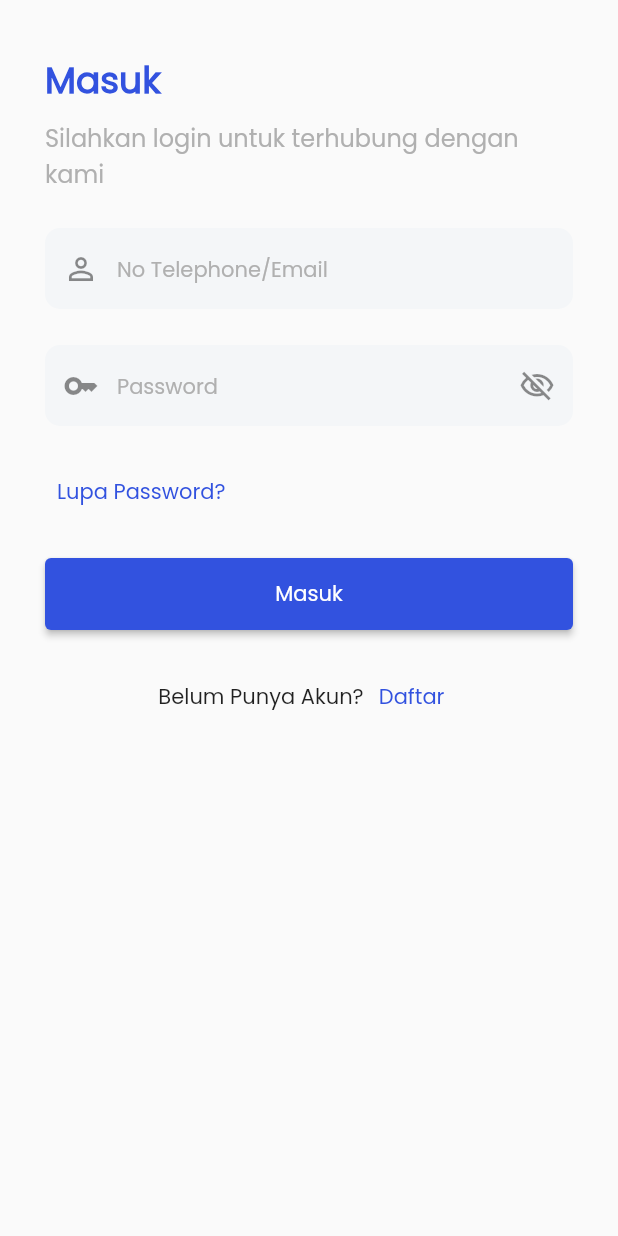
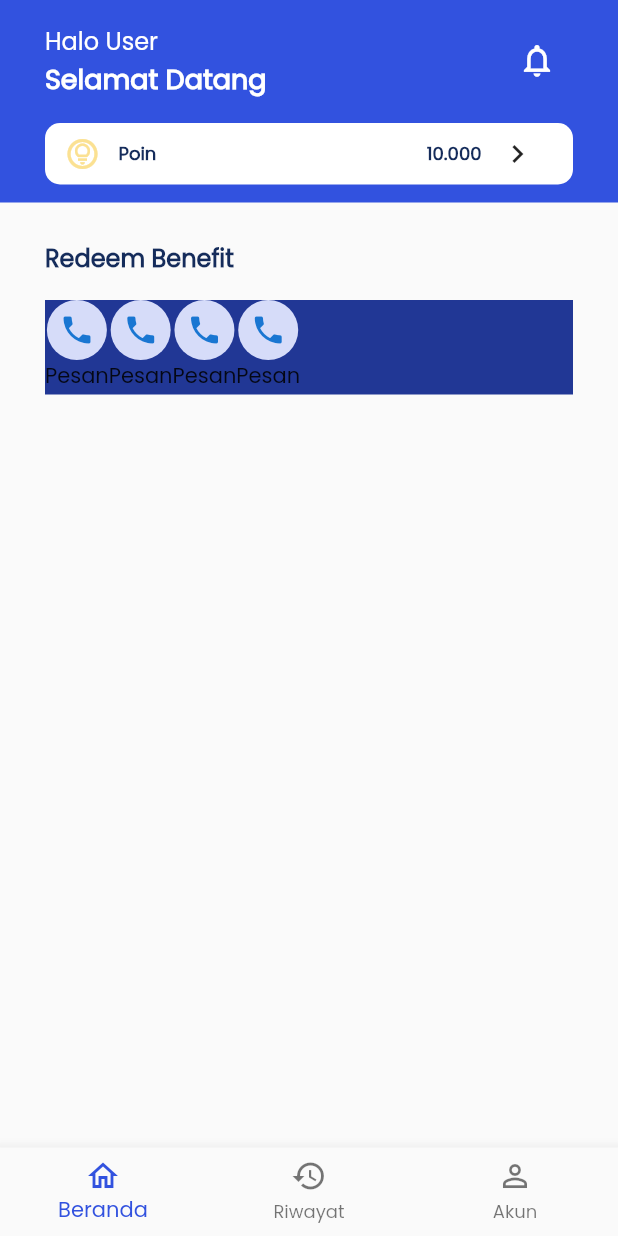
Before and after one commit to kelompok38CapstoneProject/flutter-loyalti-point-agent, a Flutter app: the LoginScreen screen opened directly, after a tap on "Masuk", on a phone screen of 412 x 824 dp. Run offline on Flutter 3.47's test engine with Material 2 defaults, Android fonts, the phone set to English and light mode, and no system bars.

Commit message:
create beranda 30persen

```diff
--- /dev/null
+++ b/flutter_loyalti_point_agent/lib/view/bottombar_screen/akun_screen.dart
@@ -0,0 +1,14 @@
+import 'package:flutter/material.dart';
+
+class AkunScreen extends StatelessWidget {
+  const AkunScreen({Key? key}) : super(key: key);
+
+  @override
+  Widget build(BuildContext context) {
+    return Scaffold(
+      body: SafeArea(
+        child: const Text("AKUN"),
+      ),
+    );
+  }
+}
--- /dev/null
+++ b/flutter_loyalti_point_agent/lib/view/bottombar_screen/beranda_screen.dart
@@ -0,0 +1,148 @@
+import 'package:flutter/material.dart';
+import 'package:flutter_loyalti_point_agent/utils/theme.dart';
+
+class BerandaScreen extends StatelessWidget {
+  const BerandaScreen({Key? key}) : super(key: key);
+
+  @override
+  Widget build(BuildContext context) {
+    return Scaffold(
+      body: SingleChildScrollView(
+        child: Column(
+          children: [
+            Stack(
+              children: [
+                Container(
+                  decoration: const BoxDecoration(color: primary6),
+                  height: 135.0,
+                  width: double.infinity,
+                ),
+                Padding(
+                  padding:
+                      const EdgeInsets.only(left: 30.0, right: 30.0, top: 15.0),
+                  child: Column(
+                    children: [
+                      Row(
+                        mainAxisAlignment: MainAxisAlignment.spaceBetween,
+                        children: [
+                          Column(
+                            crossAxisAlignment: CrossAxisAlignment.start,
+                            children: [
+                              Text(
+                                "Halo User",
+                                style: body2Regular.copyWith(color: white1),
+                              ),
+                              Text(
+                                "Selamat Datang",
+                                style: body1SemiBold.copyWith(color: white1),
+                              ),
+                            ],
+                          ),
+                          IconButton(
+                            onPressed: () {},
+                            icon: const Icon(
+                              Icons.notifications_none_outlined,
+                              size: 26.0,
+                              color: white1,
+                            ),
+                          ),
+                        ],
+                      ),
+                      const SizedBox(height: 16.0),
+                      Container(
+                        width: double.infinity,
+                        height: 41.0,
+                        decoration: BoxDecoration(
+                          borderRadius: BorderRadius.circular(10.0),
+                          color: white1,
+                        ),
+                        child: Padding(
+                          padding: const EdgeInsets.symmetric(horizontal: 13.0),
+                          child: Row(
+                            mainAxisAlignment: MainAxisAlignment.spaceBetween,
+                            children: [
+                              Row(
+                                children: [
+                                  const Icon(
+                                    Icons.lightbulb_circle_outlined,
+                                    color: Color(0XFFFBE192),
+                                  ),
+                                  const SizedBox(width: 12.0),
+                                  Text(
+                                    "Poin",
+                                    style: body4SemiBold.copyWith(
+                                        color: secondary6),
+                                  ),
+                                ],
+                              ),
+                              Row(
+                                children: [
+                                  Text(
+                                    "10.000",
+                                    style: body4SemiBold.copyWith(
+                                        color: secondary6),
+                                  ),
+                                  IconButton(
+                                    onPressed: () {
+                                      // print("A");
+                                    },
+                                    icon: const Icon(
+                                        Icons.chevron_right_outlined),
+                                  ),
+                                ],
+                              )
+                            ],
+                          ),
+                        ),
+                      ),
+                    ],
+                  ),
+                ),
+              ],
+            ),
+            Padding(
+              padding:
+                  const EdgeInsets.only(left: 30.0, right: 30.0, top: 25.0),
+              child: Column(
+                crossAxisAlignment: CrossAxisAlignment.start,
+                children: [
+                  Text(
+                    "Redeem Benefit",
+                    style: body2SemiBold.copyWith(
+                      color: secondary6,
+                    ),
+                  ),
+                  const SizedBox(height: 16.0),
+                  Container(
+                    decoration: BoxDecoration(color: primary8),
+                    width: double.infinity,
+                    height: 63.0,
+                    child: ListView.builder(
+                      shrinkWrap: true,
+                      scrollDirection: Axis.horizontal,
+                      itemCount: 4,
+                      itemBuilder: (context, index) {
+                        return Column(
+                          children: const [
+                            CircleAvatar(
+                              // radius: 63.0,
+                              backgroundColor: primary1,
+                              child: Icon(
+                                Icons.phone,
+                              ),
+                            ),
+                            Text("Pesan"),
+                          ],
+                        );
+                      },
+                    ),
+                  ),
+                ],
+              ),
+            ),
+          ],
+        ),
+      ),
+    );
+  }
+}
--- /dev/null
+++ b/flutter_loyalti_point_agent/lib/view/bottombar_screen/riwayat_screen.dart
@@ -0,0 +1,14 @@
+import 'package:flutter/material.dart';
+
+class RiwayatScreen extends StatelessWidget {
+  const RiwayatScreen({Key? key}) : super(key: key);
+
+  @override
+  Widget build(BuildContext context) {
+    return Scaffold(
+      body: SafeArea(
+        child: const Text("Riwayat"),
+      ),
+    );
+  }
+}
--- /dev/null
+++ b/flutter_loyalti_point_agent/lib/view/home_screen.dart
@@ -0,0 +1,53 @@
+import 'package:flutter/material.dart';
+import 'package:flutter_loyalti_point_agent/utils/theme.dart';
+import 'package:flutter_loyalti_point_agent/view/bottombar_screen/akun_screen.dart';
+import 'package:flutter_loyalti_point_agent/view/bottombar_screen/beranda_screen.dart';
+import 'package:flutter_loyalti_point_agent/view/bottombar_screen/riwayat_screen.dart';
+
+class HomeScreen extends StatefulWidget {
+  const HomeScreen({Key? key}) : super(key: key);
+
+  @override
+  State<HomeScreen> createState() => _HomeScreenState();
+}
+
+class _HomeScreenState extends State<HomeScreen> {
+  final List<Widget> _pages = [
+    const BerandaScreen(),
+    const RiwayatScreen(),
+    const AkunScreen(),
+  ];
+
+  var _currentPage = 0;
+  @override
+  Widget build(BuildContext context) {
+    return Scaffold(
+      body: SafeArea(
+        child: _pages[_currentPage],
+      ),
+      bottomNavigationBar: BottomNavigationBar(
+        items: const [
+          BottomNavigationBarItem(
+            icon: Icon(Icons.home_outlined),
+            label: "Beranda",
+          ),
+          BottomNavigationBarItem(
+            icon: Icon(Icons.history),
+            label: "Riwayat",
+          ),
+          BottomNavigationBarItem(
+            icon: Icon(Icons.person_outline_outlined),
+            label: "Akun",
+          ),
+        ],
+        selectedItemColor: primary6,
+        currentIndex: _currentPage,
+        onTap: (index) {
+          setState(() {
+            _currentPage = index;
+          });
+        },
+      ),
+    );
+  }
+}
--- a/flutter_loyalti_point_agent/lib/view/onboarding_screen.dart
+++ b/flutter_loyalti_point_agent/lib/view/onboarding_screen.dart
@@ -47,8 +47,15 @@ class OnBoardingScreen extends StatelessWidget {
               ),
               height: 48.0,
               child: ElevatedButton(
-                style: ElevatedButton.styleFrom(
-                  primary: primary5,
+                style: ButtonStyle(
+                  backgroundColor: MaterialStateProperty.all<Color>(
+                    primary6,
+                  ),
+                  shape: MaterialStateProperty.all<RoundedRectangleBorder>(
+                    RoundedRectangleBorder(
+                      borderRadius: BorderRadius.circular(10.0),
+                    ),
+                  ),
                 ),
                 onPressed: () {
                   Navigator.push(
--- a/flutter_loyalti_point_agent/lib/view/register_screen/login_screen.dart
+++ b/flutter_loyalti_point_agent/lib/view/register_screen/login_screen.dart
@@ -1,5 +1,6 @@
 import 'package:flutter/material.dart';
 import 'package:flutter_loyalti_point_agent/utils/theme.dart';
+import 'package:flutter_loyalti_point_agent/view/home_screen.dart';
 import 'package:flutter_loyalti_point_agent/view/register_screen/register_screen.dart';
 
 class LoginScreen extends StatefulWidget {
@@ -34,6 +35,7 @@ class _LoginScreenState extends State<LoginScreen> {
   Widget build(BuildContext context) {
     return Scaffold(
       body: SafeArea(
+        child: SingleChildScrollView(
           child: Padding(
             padding: const EdgeInsets.symmetric(horizontal: 30.0),
             child: Column(
@@ -63,7 +65,8 @@ class _LoginScreenState extends State<LoginScreen> {
                         child: TextFormField(
                           controller: _nameController,
                           decoration: InputDecoration(
-                          prefixIcon: const Icon(Icons.person_outline_outlined),
+                            prefixIcon:
+                                const Icon(Icons.person_outline_outlined),
                             hintText: "No Telephone/Email",
                             hintStyle: body3Medium.copyWith(color: light9),
                             border: InputBorder.none,
@@ -135,8 +138,31 @@ class _LoginScreenState extends State<LoginScreen> {
                   width: double.infinity,
                   height: 48.0,
                   child: ElevatedButton(
-                  style: ElevatedButton.styleFrom(primary: primary6),
-                  onPressed: () {},
+                    style: ButtonStyle(
+                      backgroundColor: MaterialStateProperty.all<Color>(
+                        primary6,
+                      ),
+                      shape: MaterialStateProperty.all<RoundedRectangleBorder>(
+                        RoundedRectangleBorder(
+                          borderRadius: BorderRadius.circular(10.0),
+                        ),
+                      ),
+                    ),
+                    onPressed: () {
+                      // if (_formKey.currentState!.validate()) {
+                      //   Navigator.push(
+                      //     context,
+                      //     MaterialPageRoute(
+                      //       builder: (context) => const BerandaScreen(),
+                      //     ),
+                      //   );
+                      // }
+                      Navigator.pushAndRemoveUntil(context, MaterialPageRoute(
+                        builder: (context) {
+                          return const HomeScreen();
+                        },
+                      ), (route) => false);
+                    },
                     child: const Text(
                       "Masuk",
                       style: TextStyle(
@@ -170,6 +196,7 @@ class _LoginScreenState extends State<LoginScreen> {
             ),
           ),
         ),
+      ),
     );
   }
 }
--- a/flutter_loyalti_point_agent/lib/view/register_screen/register_screen.dart
+++ b/flutter_loyalti_point_agent/lib/view/register_screen/register_screen.dart
@@ -1,5 +1,6 @@
 import 'package:flutter/material.dart';
 import 'package:flutter_loyalti_point_agent/utils/theme.dart';
+import 'package:flutter_loyalti_point_agent/view/bottombar_screen/beranda_screen.dart';
 import 'package:flutter_loyalti_point_agent/view/register_screen/login_screen.dart';
 
 class RegisterScreen extends StatefulWidget {
@@ -36,6 +37,7 @@ class _RegisterScreenState extends State<RegisterScreen> {
   Widget build(BuildContext context) {
     return Scaffold(
       body: SafeArea(
+        child: SingleChildScrollView(
           child: Padding(
             padding: const EdgeInsets.symmetric(horizontal: 30.0),
             child: Column(
@@ -65,7 +67,8 @@ class _RegisterScreenState extends State<RegisterScreen> {
                         child: TextFormField(
                           controller: _nameController,
                           decoration: InputDecoration(
-                          prefixIcon: const Icon(Icons.person_outline_outlined),
+                            prefixIcon:
+                                const Icon(Icons.person_outline_outlined),
                             hintText: "Nama Lengkap",
                             hintStyle: body3Medium.copyWith(color: light9),
                             border: InputBorder.none,
@@ -103,7 +106,7 @@ class _RegisterScreenState extends State<RegisterScreen> {
                           ),
                           validator: (email) {
                             if (email!.isEmpty) {
-                            return 'Nama Lengkap tidak boleh kosong';
+                              return 'Email tidak boleh kosong';
                             }
                             return null;
                           },
@@ -130,7 +133,7 @@ class _RegisterScreenState extends State<RegisterScreen> {
                           ),
                           validator: (phoneNumber) {
                             if (phoneNumber!.isEmpty) {
-                            return 'Nama Lengkap tidak boleh kosong';
+                              return 'phoneNumber tidak boleh kosong';
                             }
                             return null;
                           },
@@ -169,7 +172,7 @@ class _RegisterScreenState extends State<RegisterScreen> {
                           ),
                           validator: (password) {
                             if (password!.isEmpty) {
-                            return 'Nama Lengkap tidak boleh kosong';
+                              return 'Password tidak boleh kosong';
                             }
                             return null;
                           },
@@ -183,8 +186,26 @@ class _RegisterScreenState extends State<RegisterScreen> {
                   width: double.infinity,
                   height: 48.0,
                   child: ElevatedButton(
-                  style: ElevatedButton.styleFrom(primary: primary6),
-                  onPressed: () {},
+                    style: ButtonStyle(
+                      backgroundColor: MaterialStateProperty.all<Color>(
+                        primary6,
+                      ),
+                      shape: MaterialStateProperty.all<RoundedRectangleBorder>(
+                        RoundedRectangleBorder(
+                          borderRadius: BorderRadius.circular(10.0),
+                        ),
+                      ),
+                    ),
+                    onPressed: () {
+                      if (_formKey.currentState!.validate()) {
+                        Navigator.push(
+                          context,
+                          MaterialPageRoute(
+                            builder: (context) => const BerandaScreen(),
+                          ),
+                        );
+                      }
+                    },
                     child: const Text(
                       "Daftar",
                       style: TextStyle(
@@ -220,6 +241,7 @@ class _RegisterScreenState extends State<RegisterScreen> {
             ),
           ),
         ),
+      ),
     );
   }
 }
--- a/flutter_loyalti_point_agent/pubspec.yaml
+++ b/flutter_loyalti_point_agent/pubspec.yaml
@@ -34,6 +34,7 @@ dependencies:
   # The following adds the Cupertino Icons font to your application.
   # Use with the CupertinoIcons class for iOS style icons.
   cupertino_icons: ^1.0.2
+  provider: ^6.0.3
 
 dev_dependencies:
   flutter_test:
```
Also changed, not shown: flutter_loyalti_point_agent/pubspec.lock. Lines whose indentation alone changed are shown as unchanged.
